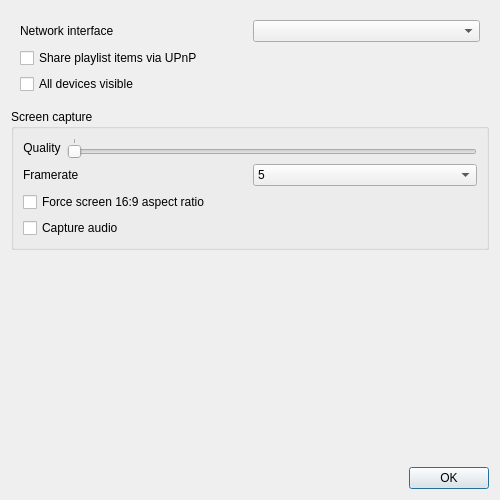
This is desktop/src/settingsdialog.ui in mkiol/Jupii as Qt 5 draws it before an edit. The edited form follows.
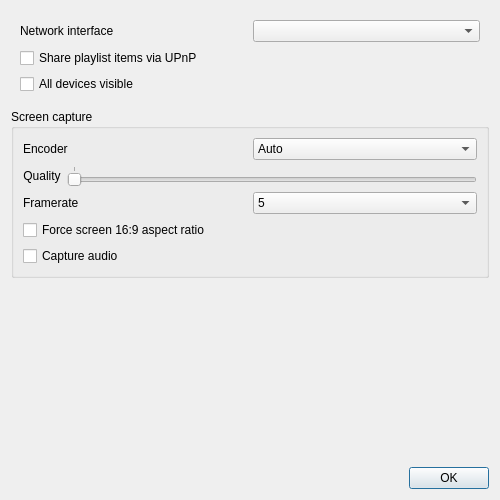
This is the edited form.

Commit message: Add: libx264rgb encoder option

Diff of the .ui file:
```diff
--- a/desktop/src/settingsdialog.ui
+++ b/desktop/src/settingsdialog.ui
@@ -56,7 +56,45 @@
      <property name="title">
       <string>Screen capture</string>
      </property>
-     <layout class="QVBoxLayout" name="verticalLayout_4">
+     <layout class="QVBoxLayout" name="verticalLayout_3">
+      <item>
+       <layout class="QHBoxLayout" name="screenEncoderLayout">
+        <item>
+         <widget class="QLabel" name="label_4">
+          <property name="text">
+           <string>Encoder</string>
+          </property>
+         </widget>
+        </item>
+        <item>
+         <widget class="QComboBox" name="screenEncoderComboBox">
+          <property name="currentText">
+           <string>Auto</string>
+          </property>
+          <item>
+           <property name="text">
+            <string>Auto</string>
+           </property>
+          </item>
+          <item>
+           <property name="text">
+            <string>libx264</string>
+           </property>
+          </item>
+          <item>
+           <property name="text">
+            <string>libx264rgb</string>
+           </property>
+          </item>
+          <item>
+           <property name="text">
+            <string>h264_nvenc</string>
+           </property>
+          </item>
+         </widget>
+        </item>
+       </layout>
+      </item>
       <item>
        <layout class="QHBoxLayout" name="screenQualityLayout">
         <item>
```
The commit also changes 8 other files.
